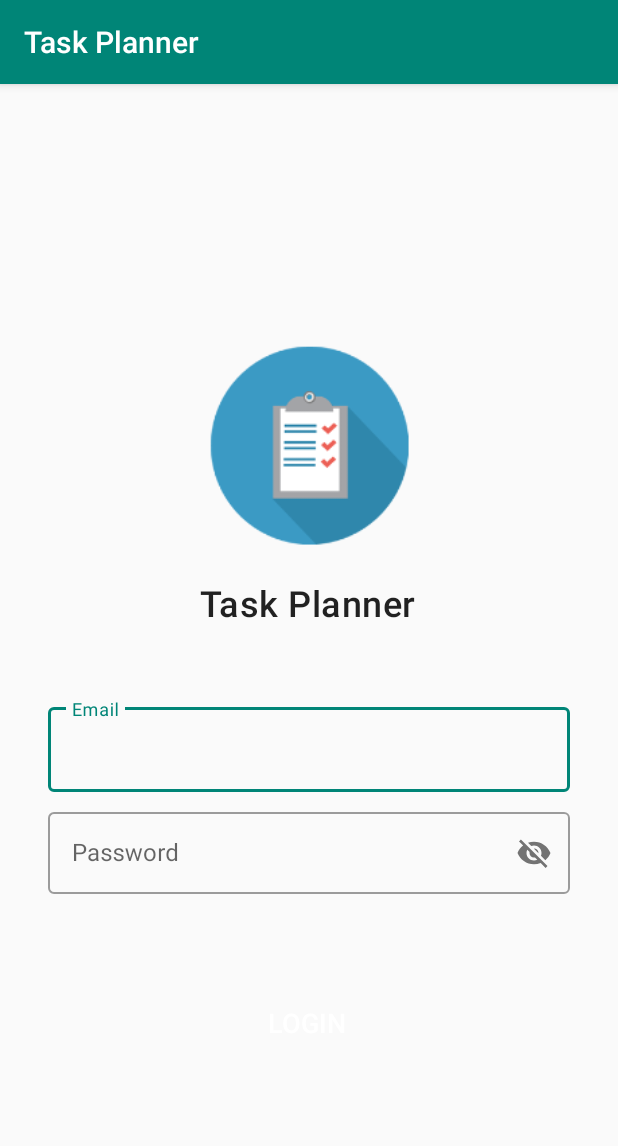
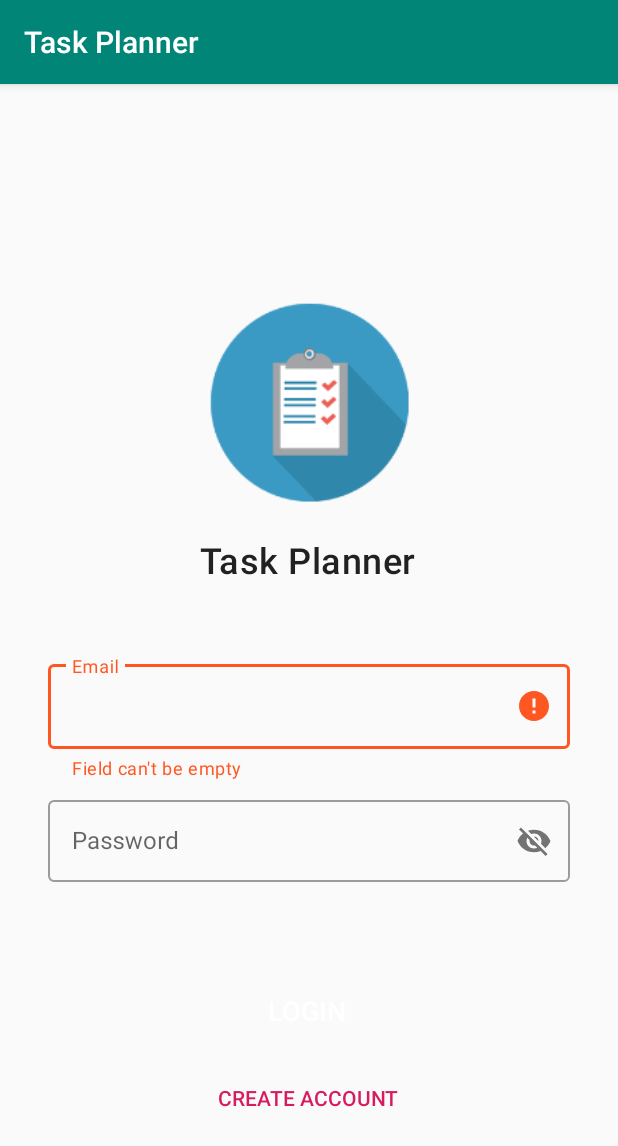
Before and after one commit to nicoga97/Task-Planner-Android-App, an Android app: the screen it shows after launch (LoginActivity), after a tap on an icon or button, on a phone screen of 412 x 824 dp. Shown: the top 1146 px of the screen. Run offline under Robolectric (Android 15) with nearby library versions, the phone set to English and light mode, and no system bars; 1 other tap on this screen came first.

Commit message:
Login validation implemented

```diff
--- a/app/build.gradle
+++ b/app/build.gradle
@@ -27,4 +27,7 @@ dependencies {
     androidTestImplementation 'androidx.test:runner:1.1.0-alpha4'
     androidTestImplementation 'androidx.test.espresso:espresso-core:3.1.0-alpha4'
     implementation 'androidx.cardview:cardview:1.0.0'
+    implementation 'com.squareup.retrofit2:retrofit:2.5.0'
+    implementation "com.squareup.retrofit2:converter-gson:2.5.0"
+
 }
--- a/app/src/main/AndroidManifest.xml
+++ b/app/src/main/AndroidManifest.xml
@@ -1,7 +1,7 @@
 <?xml version="1.0" encoding="utf-8"?>
 <manifest xmlns:android="http://schemas.android.com/apk/res/android"
     package="com.nicoga.taskplanner">
-
+    <uses-permission android:name="android.permission.INTERNET"/>
     <application
         android:allowBackup="true"
         android:icon="@mipmap/ic_launcher"
--- /dev/null
+++ b/app/src/main/java/com/nicoga/taskplanner/AuthService.java
@@ -0,0 +1,10 @@
+package com.nicoga.taskplanner;
+
+import retrofit2.Call;
+import retrofit2.http.Body;
+import retrofit2.http.POST;
+
+public interface AuthService {
+    @POST("/login")
+    Call<LoginWrapper> createUser(@Body LoginWrapper user);
+}
--- a/app/src/main/java/com/nicoga/taskplanner/LoginActivity.java
+++ b/app/src/main/java/com/nicoga/taskplanner/LoginActivity.java
@@ -1,14 +1,69 @@
 package com.nicoga.taskplanner;
 
+
 import androidx.appcompat.app.AppCompatActivity;
+import androidx.appcompat.widget.AppCompatEditText;
 
 import android.os.Bundle;
+import android.text.TextUtils;
+import android.util.Patterns;
+import android.view.View;
+
+import com.google.android.material.textfield.TextInputLayout;
+
+import retrofit2.Retrofit;
+import retrofit2.converter.gson.GsonConverterFactory;
 
 public class LoginActivity extends AppCompatActivity {
+    private TextInputLayout textInputEmail;
+    private TextInputLayout textInputPassword;
 
     @Override
     protected void onCreate(Bundle savedInstanceState) {
         super.onCreate(savedInstanceState);
         setContentView(R.layout.login_activity);
+        textInputEmail = findViewById(R.id.textInputEmail);
+        textInputPassword = findViewById(R.id.textInputPassword);
+        Retrofit retrofit = new Retrofit.Builder()
+                .baseUrl("https://task-panner-api.herokuapp.com")
+                .addConverterFactory(GsonConverterFactory.create())
+                .build();
+
+        AuthService authService = retrofit.create(AuthService.class);
+
+    }
+
+    private boolean validateEmail() {
+        AppCompatEditText emailInput = (AppCompatEditText) textInputEmail.getEditText();
+        textInputEmail.setError(null);
+        if (TextUtils.isEmpty(emailInput.getText().toString())) {
+            textInputEmail.setError(getApplicationContext().getResources().getString(R.string.field_validation_empty));
+            return false;
+        } else if (!Patterns.EMAIL_ADDRESS.matcher(emailInput.getText().toString()).matches()) {
+            textInputEmail.setError(getApplicationContext().getResources().getString(R.string.field_validation_email));
+            return false;
+        } else {
+            textInputEmail.setError(null);
+            return true;
+        }
+    }
+
+    private boolean validatePassword() {
+        textInputPassword.setError(null);
+        AppCompatEditText passwordInput = (AppCompatEditText) textInputPassword.getEditText();
+        if (TextUtils.isEmpty(passwordInput.getText().toString())) {
+            textInputPassword.setError(getApplicationContext().getResources().getString(R.string.field_validation_empty));
+            return false;
+        } else {
+            textInputPassword.setError(null);
+            return true;
+        }
+    }
+
+    public void login(View v){
+        if(validateEmail() && validatePassword()){
+        }else{
+          return;
+        }
     }
 }
--- a/app/src/main/res/layout/login_activity.xml
+++ b/app/src/main/res/layout/login_activity.xml
@@ -15,11 +15,12 @@
         android:layout_marginLeft="64dp"
         android:layout_marginEnd="64dp"
         android:layout_marginRight="64dp"
-        android:layout_marginBottom="116dp"
+        android:layout_marginBottom="8dp"
+        android:onClick="login"
         android:text="@string/button_loggin"
         android:textAppearance="@style/TextAppearance.AppCompat.Body2"
         android:textSize="18sp"
-        app:layout_constraintBottom_toBottomOf="parent"
+        app:layout_constraintBottom_toTopOf="@+id/button3"
         app:layout_constraintEnd_toEndOf="parent"
         app:layout_constraintHorizontal_bias="0.0"
         app:layout_constraintStart_toStartOf="parent" />
@@ -32,7 +33,7 @@
         android:text="@string/app_name"
         android:textAppearance="@style/TextAppearance.MaterialComponents.Headline6"
         android:textSize="24sp"
-        app:layout_constraintBottom_toTopOf="@+id/textInputLayout"
+        app:layout_constraintBottom_toTopOf="@+id/textInputEmail"
         app:layout_constraintEnd_toEndOf="parent"
         app:layout_constraintHorizontal_bias="0.498"
         app:layout_constraintStart_toStartOf="parent" />
@@ -51,7 +52,7 @@
         app:layout_constraintStart_toStartOf="parent" />
 
     <com.google.android.material.textfield.TextInputLayout
-        android:id="@+id/textInputLayout"
+        android:id="@+id/textInputEmail"
         style="@style/Widget.MaterialComponents.TextInputLayout.OutlinedBox"
         android:layout_width="0dp"
         android:layout_height="wrap_content"
@@ -60,7 +61,9 @@
         android:layout_marginEnd="32dp"
         android:layout_marginRight="32dp"
         android:layout_marginBottom="8dp"
-        app:layout_constraintBottom_toTopOf="@+id/textInputLayout2"
+        app:errorEnabled="true"
+        app:helperTextEnabled="true"
+        app:layout_constraintBottom_toTopOf="@+id/textInputPassword"
         app:layout_constraintEnd_toEndOf="parent"
         app:layout_constraintHorizontal_bias="0.0"
         app:layout_constraintStart_toStartOf="parent">
@@ -73,7 +76,7 @@
     </com.google.android.material.textfield.TextInputLayout>
 
     <com.google.android.material.textfield.TextInputLayout
-        android:id="@+id/textInputLayout2"
+        android:id="@+id/textInputPassword"
         style="@style/Widget.MaterialComponents.TextInputLayout.OutlinedBox"
         android:layout_width="0dp"
         android:layout_height="60dp"
@@ -82,6 +85,7 @@
         android:layout_marginEnd="32dp"
         android:layout_marginRight="32dp"
         android:layout_marginBottom="60dp"
+        app:errorEnabled="true"
         app:layout_constraintBottom_toTopOf="@+id/button"
         app:layout_constraintEnd_toEndOf="parent"
         app:layout_constraintHorizontal_bias="0.0"
@@ -95,5 +99,17 @@
             android:inputType="textPassword" />
     </com.google.android.material.textfield.TextInputLayout>
 
+    <Button
+        android:id="@+id/button3"
+        style="@android:style/Widget.Material.Button.Borderless.Colored"
+        android:layout_width="wrap_content"
+        android:layout_height="wrap_content"
+        android:layout_marginBottom="68dp"
+        android:text="@string/button_create_account"
+        app:layout_constraintBottom_toBottomOf="parent"
+        app:layout_constraintEnd_toEndOf="parent"
+        app:layout_constraintHorizontal_bias="0.498"
+        app:layout_constraintStart_toStartOf="parent" tools:targetApi="lollipop" />
+
 
 </androidx.constraintlayout.widget.ConstraintLayout>
--- a/app/src/main/res/values/strings.xml
+++ b/app/src/main/res/values/strings.xml
@@ -11,5 +11,8 @@
     <string name="button_loggin">LOGIN</string>
     <string name="logo_description">Task Planner App</string>
     <string name="app_name">Task Planner</string>
+    <string name="button_create_account">Create Account</string>
+    <string name="field_validation_empty">Field can\'t be empty</string>
+    <string name="field_validation_email">Please enter a valid email address</string>
 
 </resources>
```
Also changed, not shown: app/src/main/java/com/nicoga/taskplanner/LoginWrapper.java (added, +30 -0 lines).
